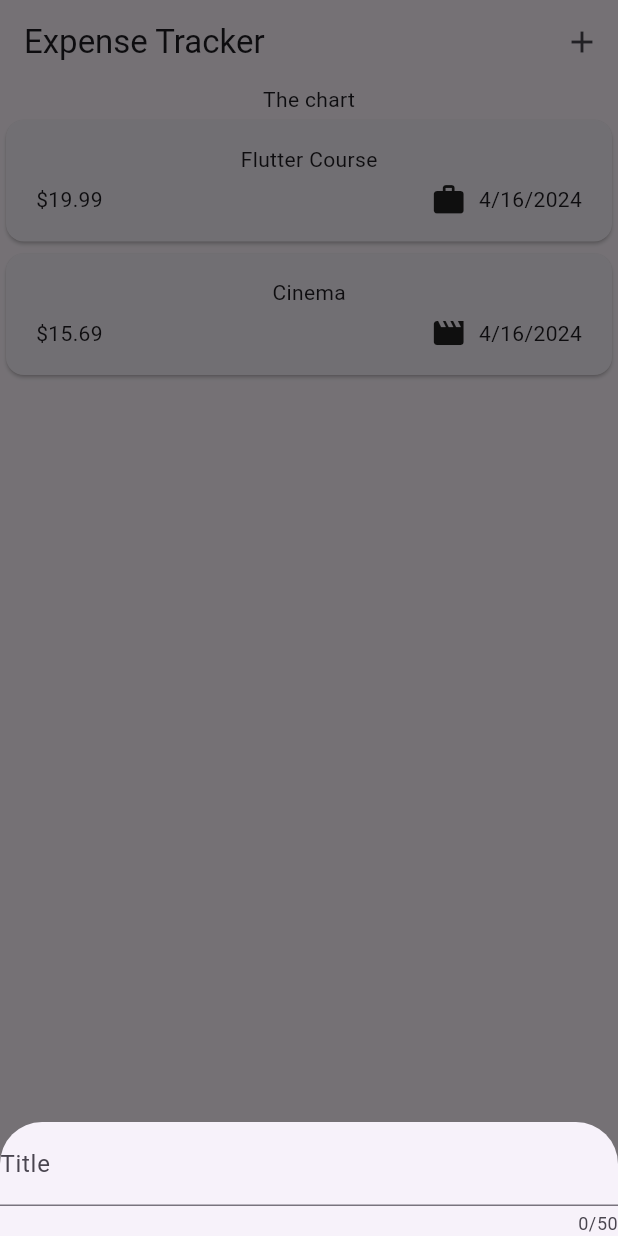
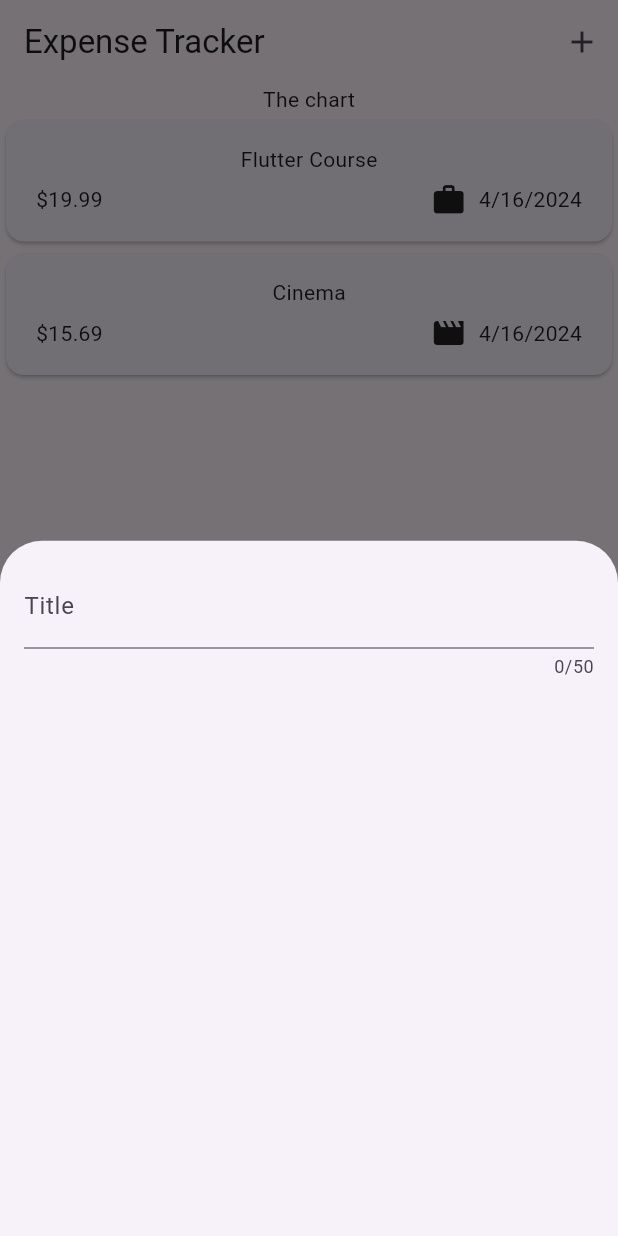
Before and after one commit to BorokiniofDevs/expense_tracker, a Flutter app: the screen it shows after launch, after a tap on the "add" icon, on a phone screen of 412 x 824 dp. Run offline on Flutter 3.47's test engine with Material 3 defaults, Android fonts, the phone set to English and light mode, and no system bars.

Commit message:
iniial new expense modal

```diff
--- a/lib/widgets/new_expense.dart
+++ b/lib/widgets/new_expense.dart
@@ -11,9 +11,16 @@ class NewExpense extends StatefulWidget {
 class _NewExpenseState extends State<NewExpense> {
   @override
   Widget build(BuildContext context) {
-    return const TextField(
-      maxLength: 50,
-      decoration: InputDecoration(label: Text('Title')),
+    return const Padding(
+      padding: EdgeInsets.all(16.0),
+      child: Column(
+        children: [
+          TextField(
+            maxLength: 50,
+            decoration: InputDecoration(label: Text('Title')),
+          ),
+        ],
+      ),
     );
   }
 }
```
